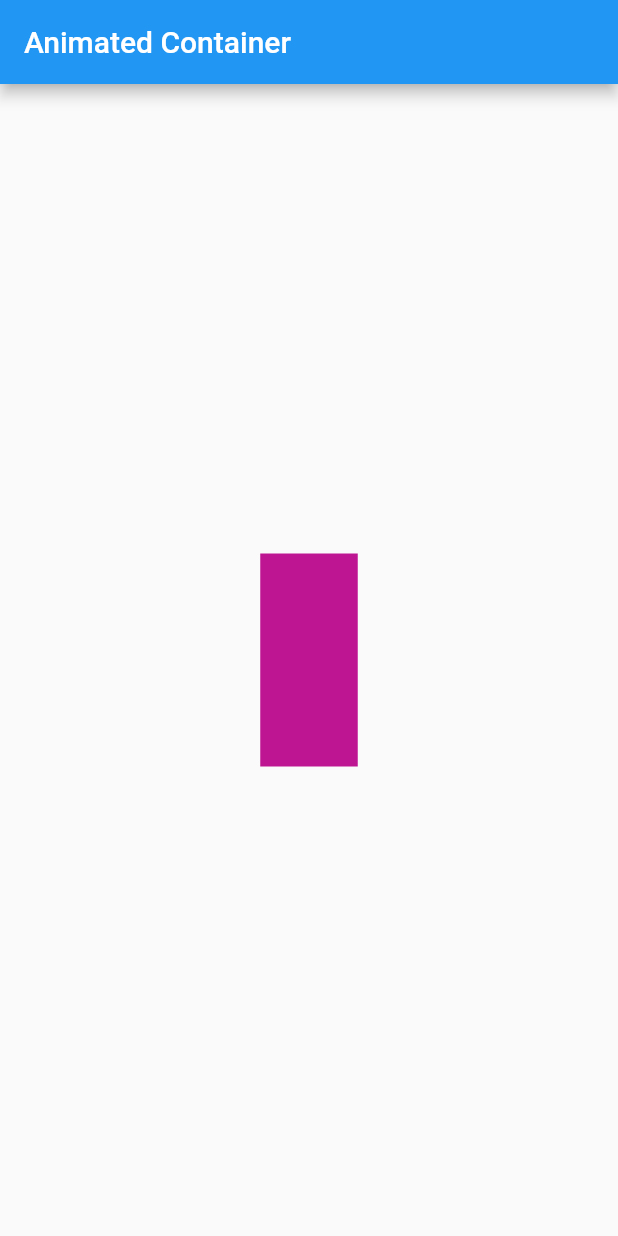
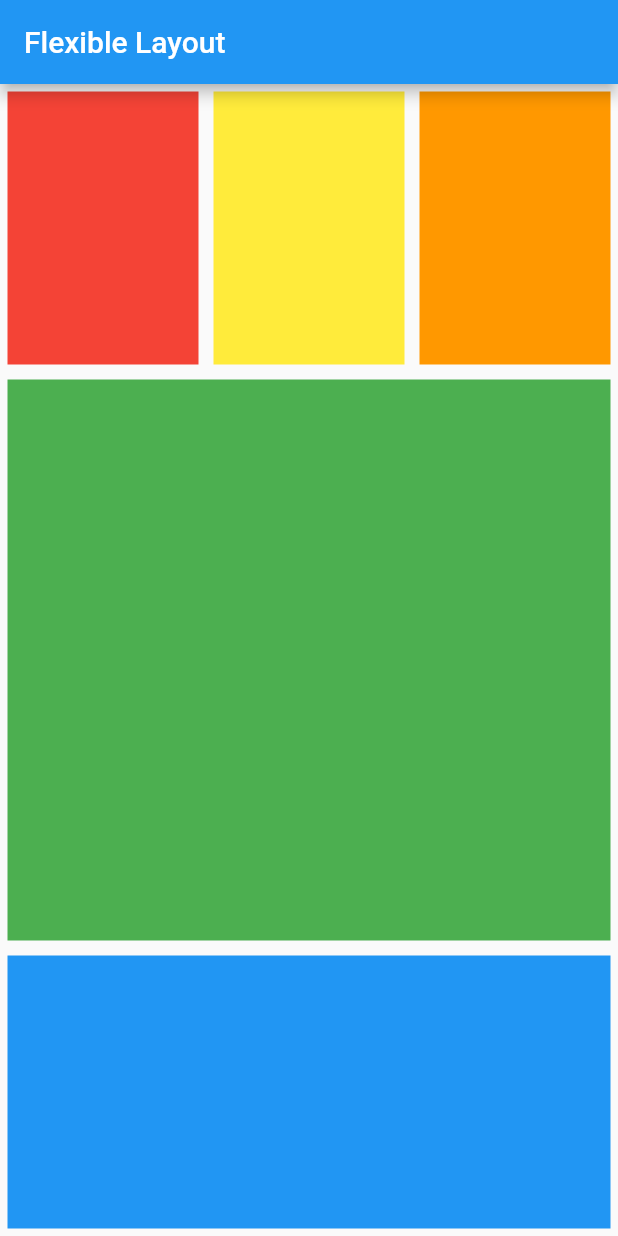
Before and after one commit to adityaramadhani050/belajar-flutter, a Flutter app: the screen it shows after launch, on a phone screen of 412 x 824 dp. Run offline on Flutter 3.47's test engine with Material 2 defaults, Android fonts, the phone set to English and light mode, and no system bars.

Commit message:
Flexible Widget to flexible layout

```diff
--- a/my_tutorial_application/lib/main.dart
+++ b/my_tutorial_application/lib/main.dart
@@ -1,5 +1,3 @@
-import 'dart:math';
-
 import 'package:flutter/cupertino.dart';
 import 'package:flutter/material.dart';
 
@@ -7,34 +5,59 @@
   runApp(const MyApp());
 }
 
-class MyApp extends StatefulWidget {
+class MyApp extends StatelessWidget {
   const MyApp({Key? key}) : super(key: key);
-
-  @override
-  _MyAppState createState() => _MyAppState();
-}
-
-class _MyAppState extends State<MyApp> {
-  Random random = Random();
 
   @override
   Widget build(BuildContext context) {
     return MaterialApp(
       home: Scaffold(
-        appBar: AppBar(title: const Text('Animated Container')),
-        body: Center(
-          child: GestureDetector(
-            onTap: () {
-              setState(() {});
-            },
-            child: AnimatedContainer(
-              duration: const Duration(seconds: 1),
-              width: 50.0 + random.nextInt(101),
-              height: 50.0 + random.nextInt(101),
-              color: Color.fromRGBO(random.nextInt(256), random.nextInt(256),
-                  random.nextInt(256), 1),
+        appBar: AppBar(title: const Text('Flexible Layout')),
+        body: Column(
+          children: [
+            Flexible(
+              flex: 1,
+              child: Row(
+                children: [
+                  Flexible(
+                    flex: 1,
+                    child: Container(
+                      color: Colors.red,
+                      margin: const EdgeInsets.all(5),
+                    ),
+                  ),
+                  Flexible(
+                    flex: 1,
+                    child: Container(
+                      color: Colors.yellow,
+                      margin: const EdgeInsets.all(5),
+                    ),
+                  ),
+                  Flexible(
+                    flex: 1,
+                    child: Container(
+                      color: Colors.orange,
+                      margin: const EdgeInsets.all(5),
+                    ),
+                  ),
+                ],
+              ),
             ),
-          ),
+            Flexible(
+              flex: 2,
+              child: Container(
+                color: Colors.green,
+                margin: const EdgeInsets.all(5),
+              ),
+            ),
+            Flexible(
+              flex: 1,
+              child: Container(
+                color: Colors.blue,
+                margin: const EdgeInsets.all(5),
+              ),
+            ),
+          ],
         ),
       ),
     );
```
